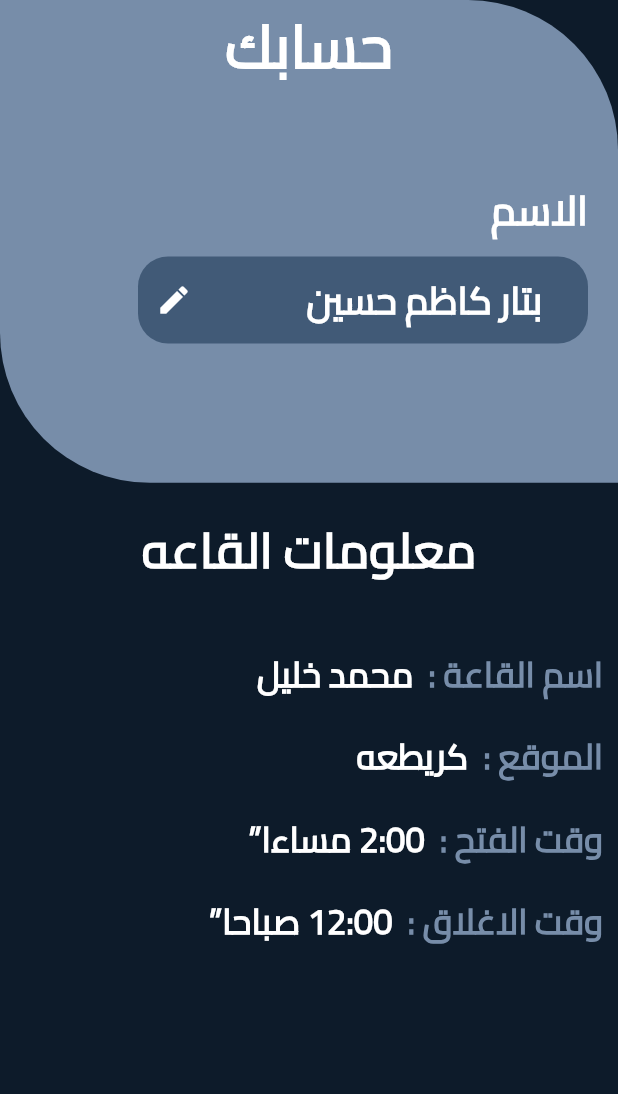
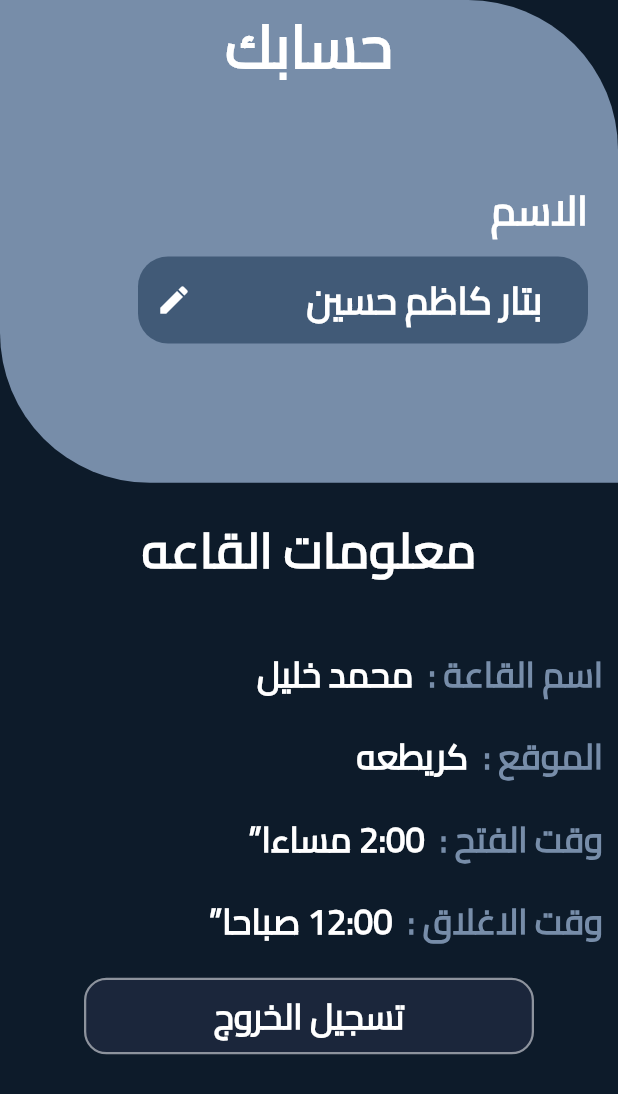
Before and after one commit to btar666/gym, a Flutter app: the Account widget shown alone on an empty page, opened directly, on a phone screen of 412 x 824 dp. Shown: the top 1094 px of the screen. Run offline on Flutter 3.47's test engine with Material 3 defaults, Android fonts, the phone set to English and light mode, and no system bars; our stand-ins replace dot_navigation_bar, flutter_keyboard_visibility, flutter_screenutil, font_awesome_flutter, get, get_storage and 2 more; missing offline and left inert: dart:ffi, flutter_gif, gif_view; accounts and stored records are empty.

Commit message:
update change

```diff
--- a/lib/main.dart
+++ b/lib/main.dart
@@ -5,6 +5,7 @@ import 'package:get/get_navigation/src/root/get_material_app.dart';
 import 'package:get_storage/get_storage.dart';
 import 'package:gym/core/local/app_color.dart';
 import 'package:gym/view/home/home_sc.dart';
+import 'package:gym/view/login/login_page.dart';
 import 'core/local/theme.dart';
 
 Future<void> main() async {
@@ -27,7 +28,7 @@ class MyApp extends StatelessWidget {
                 child: child!,
               );
             },
-            home: HomeSc(),
+            home: login_page(),
             locale: const Locale('ar'),
             debugShowCheckedModeBanner: false,
             theme: ThemeData(
--- a/lib/sheard/components.dart
+++ b/lib/sheard/components.dart
@@ -1,8 +1,10 @@
 import 'dart:ffi';
 import 'package:flutter/cupertino.dart';
 import 'package:flutter/material.dart';
+import 'package:flutter_screenutil/flutter_screenutil.dart';
 final emailRegex = RegExp(
     r'^[\w-\.]+@([\w-]+\.)+[\w-]{2,4}$'); // تعريف تعبير استدلالي للتحقق من البريد الإلكتروني
+
 TextFormField defaulformfield({
   required TextEditingController controller,
   required TextInputType Type,
@@ -53,3 +55,41 @@ TextFormField defaulformfield({
         border: OutlineInputBorder(),
       ),
     );
+
+Widget defaultButton({
+  double width=340 ,
+  double height=50,
+  Color background = Colors.blueGrey,
+  bool  isUpperCase=true,
+  required Function() function,
+  required String text,
+  double radius=0.0,
+  double fontSixe=23.0,
+  Color textColor= Colors.white,
+  String Font='Cairo',
+})=> Container(
+  width: width,
+
+  child: MaterialButton(
+    onPressed: function ,
+    child: Text(
+      isUpperCase ? text.toUpperCase(): text,
+      style: TextStyle(
+        fontFamily: Font,
+
+        fontSize: fontSixe,
+        fontWeight: FontWeight.w800,
+        color: textColor, // تعيين شفافية النص هنا
+
+       ),
+    ),
+
+  ),
+  decoration: BoxDecoration(
+    borderRadius: BorderRadius.circular(15.0),
+    color: background,
+    border: Border.all(color: Colors.white.withOpacity(0.5), width: 1.5), // إضافة خط خارجي بلون أبيض
+
+  ),
+
+);
--- a/lib/view/home/acount.dart
+++ b/lib/view/home/acount.dart
@@ -1,11 +1,19 @@
 import 'package:flutter/material.dart';
 import 'package:flutter_screenutil/flutter_screenutil.dart';
+import 'package:get/get.dart';
+import 'package:get/get_core/src/get_main.dart';
+
+import '../../sheard/components.dart';
+import '../login/login_page.dart';
 
 class Account extends StatelessWidget {
   var namecontroller     = TextEditingController();
   @override
   Widget build(BuildContext context) {
-    return Column(
+    return SingleChildScrollView(
+     // physics: BouncingScrollPhysics(),
+
+      child:Column(
          children: [
            Container(
              height: 350.h,
@@ -234,8 +242,24 @@ class Account extends StatelessWidget {
                ),
              ],
            ),
+           SizedBox(height: 20,),
+           defaultButton(
+             function: () {
+               Get.to(login_page());
+             },
+             text: 'تسجيل الخروج',
+             background: Color(0xFF1B263B),
+            width: 300,
+           ),
+           SizedBox(height: 200,),
+
+
          ],
 
+       ) ,
+
     );
+
+
   }
 }
```
Also changed, not shown: lib/view/login/login_page.dart (+173 -0 lines). Lines whose indentation alone changed are shown as unchanged.
